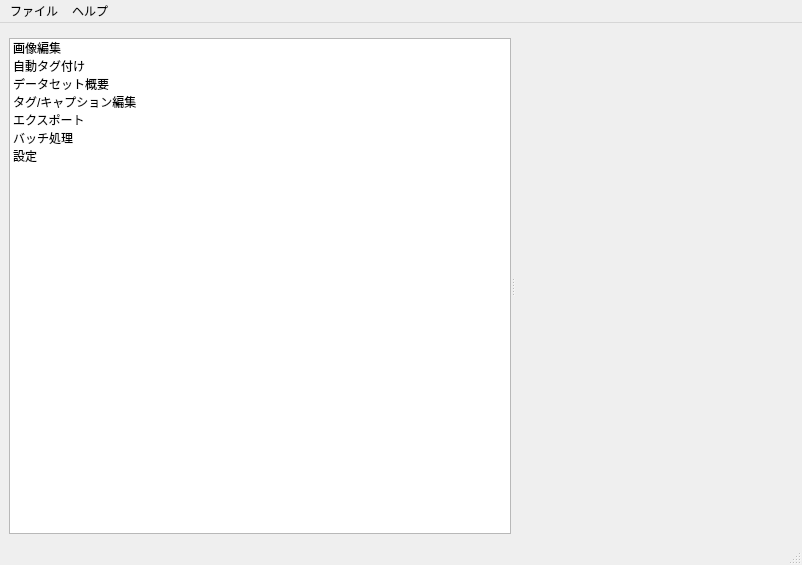
Qt form src/lorairo/gui/designer/MainWindow.ui (NEXTAltair/LoRAIro) before a commit.
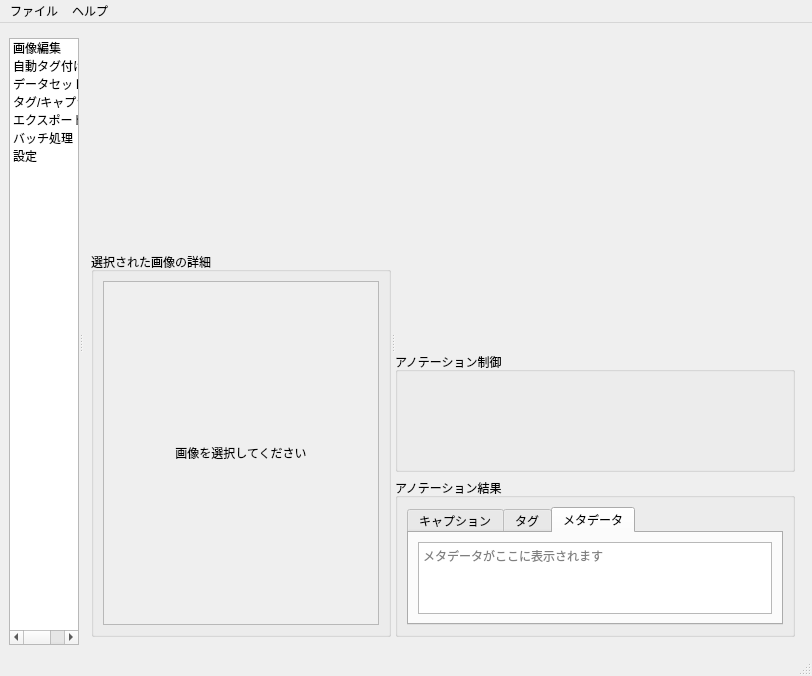
The same form after that commit. The open tabs and pages were chosen to show the change. Custom widgets are drawn as their Qt base class.

Commit message: feat: Complete Phase 2.5 architectural refactoring with unified filter system

The edit to the form file:
```diff
--- a/src/lorairo/gui/designer/MainWindow.ui
+++ b/src/lorairo/gui/designer/MainWindow.ui
@@ -77,7 +77,214 @@
         <number>0</number>
        </property>
        <widget class="QWidget" name="pageImageEdit"/>
-       <widget class="QWidget" name="pageImageTagger"/>
+       <widget class="QWidget" name="pageImageTagger">
+        <layout class="QHBoxLayout" name="horizontalLayoutImageTagger">
+         <property name="spacing">
+          <number>8</number>
+         </property>
+         <property name="leftMargin">
+          <number>8</number>
+         </property>
+         <property name="topMargin">
+          <number>8</number>
+         </property>
+         <property name="rightMargin">
+          <number>8</number>
+         </property>
+         <property name="bottomMargin">
+          <number>8</number>
+         </property>
+         <item>
+          <widget class="QSplitter" name="mainSplitter">
+           <property name="orientation">
+            <enum>Qt::Orientation::Horizontal</enum>
+           </property>
+           <widget class="QWidget" name="leftPanel">
+            <layout class="QVBoxLayout" name="leftPanelLayout">
+             <property name="spacing">
+              <number>6</number>
+             </property>
+             <property name="leftMargin">
+              <number>0</number>
+             </property>
+             <property name="topMargin">
+              <number>0</number>
+             </property>
+             <property name="rightMargin">
+              <number>0</number>
+             </property>
+             <property name="bottomMargin">
+              <number>0</number>
+             </property>
+             <item>
+              <widget class="FilterSearchPanel" name="filterSearchPanel" native="true">
+               <property name="minimumSize">
+                <size>
+                 <width>300</width>
+                 <height>200</height>
+                </size>
+               </property>
+              </widget>
+             </item>
+             <item>
+              <widget class="QGroupBox" name="selectedImageDetailsGroup">
+               <property name="title">
+                <string>選択された画像の詳細</string>
+               </property>
+               <layout class="QVBoxLayout" name="selectedImageDetailsLayout">
+                <item>
+                 <widget class="QScrollArea" name="imageDetailsScrollArea">
+                  <property name="widgetResizable">
+                   <bool>true</bool>
+                  </property>
+                  <widget class="QWidget" name="imageDetailsContent">
+                   <property name="geometry">
+                    <rect>
+                     <x>0</x>
+                     <y>0</y>
+                     <width>69</width>
+                     <height>69</height>
+                    </rect>
+                   </property>
+                   <layout class="QVBoxLayout" name="imageDetailsContentLayout">
+                    <item>
+                     <widget class="QLabel" name="imageDetailsPlaceholder">
+                      <property name="text">
+                       <string>画像を選択してください</string>
+                      </property>
+                      <property name="alignment">
+                       <set>Qt::AlignmentFlag::AlignCenter</set>
+                      </property>
+                     </widget>
+                    </item>
+                   </layout>
+                  </widget>
+                 </widget>
+                </item>
+               </layout>
+              </widget>
+             </item>
+            </layout>
+           </widget>
+           <widget class="QWidget" name="rightPanel">
+            <layout class="QVBoxLayout" name="rightPanelLayout">
+             <property name="spacing">
+              <number>6</number>
+             </property>
+             <property name="leftMargin">
+              <number>0</number>
+             </property>
+             <property name="topMargin">
+              <number>0</number>
+             </property>
+             <property name="rightMargin">
+              <number>0</number>
+             </property>
+             <property name="bottomMargin">
+              <number>0</number>
+             </property>
+             <item>
+              <widget class="ImagePreviewWidget" name="imagePreviewWidget" native="true">
+               <property name="minimumSize">
+                <size>
+                 <width>400</width>
+                 <height>300</height>
+                </size>
+               </property>
+              </widget>
+             </item>
+             <item>
+              <widget class="QGroupBox" name="annotationControlGroup">
+               <property name="title">
+                <string>アノテーション制御</string>
+               </property>
+               <property name="maximumSize">
+                <size>
+                 <width>16777215</width>
+                 <height>120</height>
+                </size>
+               </property>
+               <layout class="QVBoxLayout" name="annotationControlLayout">
+                <item>
+                 <widget class="ModelSelectionWidget" name="modelSelectionWidget" native="true">
+                  <property name="minimumSize">
+                   <size>
+                    <width>0</width>
+                    <height>80</height>
+                   </size>
+                  </property>
+                 </widget>
+                </item>
+               </layout>
+              </widget>
+             </item>
+             <item>
+              <widget class="QGroupBox" name="annotationResultsGroup">
+               <property name="title">
+                <string>アノテーション結果</string>
+               </property>
+               <layout class="QVBoxLayout" name="annotationResultsLayout">
+                <item>
+                 <widget class="QTabWidget" name="annotationResultsTabWidget">
+                  <property name="currentIndex">
+                   <number>0</number>
+                  </property>
+                  <widget class="QWidget" name="captionTab">
+                   <attribute name="title">
+                    <string>キャプション</string>
+                   </attribute>
+                   <layout class="QVBoxLayout" name="captionTabLayout">
+                    <item>
+                     <widget class="QTextEdit" name="captionTextEdit">
+                      <property name="placeholderText">
+                       <string>キャプションがここに表示されます</string>
+                      </property>
+                     </widget>
+                    </item>
+                   </layout>
+                  </widget>
+                  <widget class="QWidget" name="tagsTab">
+                   <attribute name="title">
+                    <string>タグ</string>
+                   </attribute>
+                   <layout class="QVBoxLayout" name="tagsTabLayout">
+                    <item>
+                     <widget class="QTextEdit" name="tagsTextEdit">
+                      <property name="placeholderText">
+                       <string>タグがここに表示されます</string>
+                      </property>
+                     </widget>
+                    </item>
+                   </layout>
+                  </widget>
+                  <widget class="QWidget" name="metadataTab">
+                   <attribute name="title">
+                    <string>メタデータ</string>
+                   </attribute>
+                   <layout class="QVBoxLayout" name="metadataTabLayout">
+                    <item>
+                     <widget class="QTextEdit" name="metadataTextEdit">
+                      <property name="placeholderText">
+                       <string>メタデータがここに表示されます</string>
+                      </property>
+                      <property name="readOnly">
+                       <bool>true</bool>
+                      </property>
+                     </widget>
+                    </item>
+                   </layout>
+                  </widget>
+                 </widget>
+                </item>
+               </layout>
+              </widget>
+             </item>
+            </layout>
+           </widget>
+          </widget>
+         </item>
+        </layout>
+       </widget>
        <widget class="QWidget" name="pageDatasetOverview"/>
        <widget class="QWidget" name="pageTagCaptionEdit">
         <layout class="QVBoxLayout" name="verticalLayoutTagCaptionEdit">
@@ -163,6 +370,24 @@
    <header>..widgets.directory_picker</header>
    <container>1</container>
   </customwidget>
+  <customwidget>
+   <class>FilterSearchPanel</class>
+   <extends>QWidget</extends>
+   <header>..widgets.filter_search_panel</header>
+   <container>1</container>
+  </customwidget>
+  <customwidget>
+   <class>ImagePreviewWidget</class>
+   <extends>QWidget</extends>
+   <header>..widgets.image_preview_widget</header>
+   <container>1</container>
+  </customwidget>
+  <customwidget>
+   <class>ModelSelectionWidget</class>
+   <extends>QWidget</extends>
+   <header>..widgets.model_selection_widget</header>
+   <container>1</container>
+  </customwidget>
  </customwidgets>
  <resources/>
  <connections/>
```
The commit also changes 14 other files.
